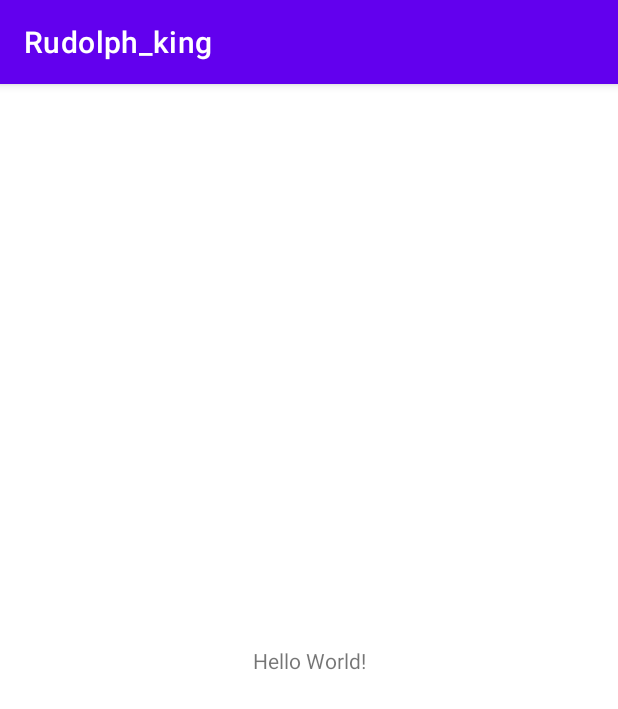
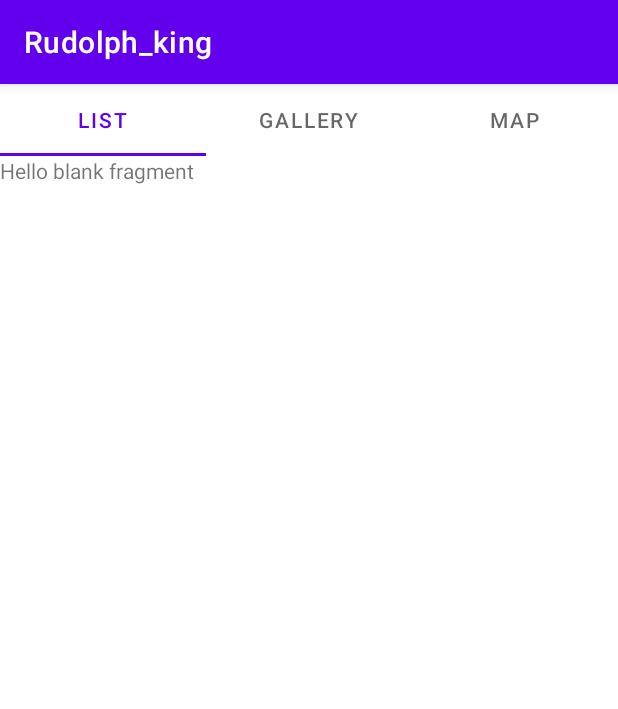
Before and after one commit to hyojaeKwon/cs496_week1, an Android app: the screen it shows after launch (MainActivity), on a phone screen of 412 x 824 dp. Shown: the top 709 px of the screen. Run offline under Robolectric (Android 15) with nearby library versions, the phone set to English and light mode, and no system bars.

Commit message:
[add] make tab

```diff
--- a/app/build.gradle
+++ b/app/build.gradle
@@ -32,6 +32,9 @@ dependencies {
     implementation 'androidx.appcompat:appcompat:1.4.0'
     implementation 'com.google.android.material:material:1.4.0'
     implementation 'androidx.constraintlayout:constraintlayout:2.1.2'
+    implementation 'com.android.support:design:28.0.0'
+    implementation 'com.android.support:design:28.0.0'
+    implementation 'androidx.legacy:legacy-support-v4:1.0.0'
     testImplementation 'junit:junit:4.+'
     androidTestImplementation 'androidx.test.ext:junit:1.1.3'
     androidTestImplementation 'androidx.test.espresso:espresso-core:3.4.0'
--- /dev/null
+++ b/app/src/main/java/com/example/rudolph_king/Fragment1.java
@@ -0,0 +1,64 @@
+package com.example.rudolph_king;
+
+import android.os.Bundle;
+
+import androidx.fragment.app.Fragment;
+
+import android.view.LayoutInflater;
+import android.view.View;
+import android.view.ViewGroup;
+
+/**
+ * A simple {@link Fragment} subclass.
+ * Use the {@link Fragment1#newInstance} factory method to
+ * create an instance of this fragment.
+ */
+public class Fragment1 extends Fragment {
+
+    // TODO: Rename parameter arguments, choose names that match
+    // the fragment initialization parameters, e.g. ARG_ITEM_NUMBER
+    private static final String ARG_PARAM1 = "param1";
+    private static final String ARG_PARAM2 = "param2";
+
+    // TODO: Rename and change types of parameters
+    private String mParam1;
+    private String mParam2;
+
+    public Fragment1() {
+        // Required empty public constructor
+    }
+
+    /**
+     * Use this factory method to create a new instance of
+     * this fragment using the provided parameters.
+     *
+     * @param param1 Parameter 1.
+     * @param param2 Parameter 2.
+     * @return A new instance of fragment Fragment1.
+     */
+    // TODO: Rename and change types and number of parameters
+    public static Fragment1 newInstance(String param1, String param2) {
+        Fragment1 fragment = new Fragment1();
+        Bundle args = new Bundle();
+        args.putString(ARG_PARAM1, param1);
+        args.putString(ARG_PARAM2, param2);
+        fragment.setArguments(args);
+        return fragment;
+    }
+
+    @Override
+    public void onCreate(Bundle savedInstanceState) {
+        super.onCreate(savedInstanceState);
+        if (getArguments() != null) {
+            mParam1 = getArguments().getString(ARG_PARAM1);
+            mParam2 = getArguments().getString(ARG_PARAM2);
+        }
+    }
+
+    @Override
+    public View onCreateView(LayoutInflater inflater, ViewGroup container,
+                             Bundle savedInstanceState) {
+        // Inflate the layout for this fragment
+        return inflater.inflate(R.layout.fragment_1, container, false);
+    }
+}
--- /dev/null
+++ b/app/src/main/java/com/example/rudolph_king/Fragment2.java
@@ -0,0 +1,64 @@
+package com.example.rudolph_king;
+
+import android.os.Bundle;
+
+import androidx.fragment.app.Fragment;
+
+import android.view.LayoutInflater;
+import android.view.View;
+import android.view.ViewGroup;
+
+/**
+ * A simple {@link Fragment} subclass.
+ * Use the {@link Fragment2#newInstance} factory method to
+ * create an instance of this fragment.
+ */
+public class Fragment2 extends Fragment {
+
+    // TODO: Rename parameter arguments, choose names that match
+    // the fragment initialization parameters, e.g. ARG_ITEM_NUMBER
+    private static final String ARG_PARAM1 = "param1";
+    private static final String ARG_PARAM2 = "param2";
+
+    // TODO: Rename and change types of parameters
+    private String mParam1;
+    private String mParam2;
+
+    public Fragment2() {
+        // Required empty public constructor
+    }
+
+    /**
+     * Use this factory method to create a new instance of
+     * this fragment using the provided parameters.
+     *
+     * @param param1 Parameter 1.
+     * @param param2 Parameter 2.
+     * @return A new instance of fragment Fragment2.
+     */
+    // TODO: Rename and change types and number of parameters
+    public static Fragment2 newInstance(String param1, String param2) {
+        Fragment2 fragment = new Fragment2();
+        Bundle args = new Bundle();
+        args.putString(ARG_PARAM1, param1);
+        args.putString(ARG_PARAM2, param2);
+        fragment.setArguments(args);
+        return fragment;
+    }
+
+    @Override
+    public void onCreate(Bundle savedInstanceState) {
+        super.onCreate(savedInstanceState);
+        if (getArguments() != null) {
+            mParam1 = getArguments().getString(ARG_PARAM1);
+            mParam2 = getArguments().getString(ARG_PARAM2);
+        }
+    }
+
+    @Override
+    public View onCreateView(LayoutInflater inflater, ViewGroup container,
+                             Bundle savedInstanceState) {
+        // Inflate the layout for this fragment
+        return inflater.inflate(R.layout.fragment_2, container, false);
+    }
+}
--- /dev/null
+++ b/app/src/main/java/com/example/rudolph_king/Fragment3.java
@@ -0,0 +1,64 @@
+package com.example.rudolph_king;
+
+import android.os.Bundle;
+
+import androidx.fragment.app.Fragment;
+
+import android.view.LayoutInflater;
+import android.view.View;
+import android.view.ViewGroup;
+
+/**
+ * A simple {@link Fragment} subclass.
+ * Use the {@link Fragment3#newInstance} factory method to
+ * create an instance of this fragment.
+ */
+public class Fragment3 extends Fragment {
+
+    // TODO: Rename parameter arguments, choose names that match
+    // the fragment initialization parameters, e.g. ARG_ITEM_NUMBER
+    private static final String ARG_PARAM1 = "param1";
+    private static final String ARG_PARAM2 = "param2";
+
+    // TODO: Rename and change types of parameters
+    private String mParam1;
+    private String mParam2;
+
+    public Fragment3() {
+        // Required empty public constructor
+    }
+
+    /**
+     * Use this factory method to create a new instance of
+     * this fragment using the provided parameters.
+     *
+     * @param param1 Parameter 1.
+     * @param param2 Parameter 2.
+     * @return A new instance of fragment Fragment3.
+     */
+    // TODO: Rename and change types and number of parameters
+    public static Fragment3 newInstance(String param1, String param2) {
+        Fragment3 fragment = new Fragment3();
+        Bundle args = new Bundle();
+        args.putString(ARG_PARAM1, param1);
+        args.putString(ARG_PARAM2, param2);
+        fragment.setArguments(args);
+        return fragment;
+    }
+
+    @Override
+    public void onCreate(Bundle savedInstanceState) {
+        super.onCreate(savedInstanceState);
+        if (getArguments() != null) {
+            mParam1 = getArguments().getString(ARG_PARAM1);
+            mParam2 = getArguments().getString(ARG_PARAM2);
+        }
+    }
+
+    @Override
+    public View onCreateView(LayoutInflater inflater, ViewGroup container,
+                             Bundle savedInstanceState) {
+        // Inflate the layout for this fragment
+        return inflater.inflate(R.layout.fragment_3, container, false);
+    }
+}
--- a/app/src/main/java/com/example/rudolph_king/MainActivity.java
+++ b/app/src/main/java/com/example/rudolph_king/MainActivity.java
@@ -1,14 +1,40 @@
 package com.example.rudolph_king;
 
 import androidx.appcompat.app.AppCompatActivity;
+import androidx.viewpager.widget.ViewPager;
 
 import android.os.Bundle;
 
+import androidx.viewpager.widget.ViewPager;
+
+import com.google.android.material.tabs.TabLayout;
+
+import java.util.ArrayList;
+
+
 public class MainActivity extends AppCompatActivity {
 
+
     @Override
-    protected void onCreate(Bundle savedInstanceState) {
+    protected void onCreate(Bundle savedInstanceState){
         super.onCreate(savedInstanceState);
         setContentView(R.layout.activity_main);
+
+        ViewPager vp = findViewById(R.id.viewpager);
+        VPAdapter adapter;
+        adapter = new VPAdapter(getSupportFragmentManager());
+        vp.setAdapter(adapter);
+
+        TabLayout tab = findViewById(R.id.tab);
+        tab.setupWithViewPager(vp);
+
+        ArrayList<Integer> images = new ArrayList<>();
+//        images.add(R.drawable);
+//        images.add(R.drawable.sea);
+//        images.add(R.drawable.set);
+//
+//        for(int i = 0 ; i < 3 ; i++){
+//            tab.getTabAt(i).setIcon(images.get(i));
+//        }
     }
 }
--- /dev/null
+++ b/app/src/main/java/com/example/rudolph_king/VPAdapter.java
@@ -0,0 +1,44 @@
+package com.example.rudolph_king;
+
+import androidx.annotation.NonNull;
+import androidx.annotation.Nullable;
+import androidx.fragment.app.Fragment;
+import androidx.fragment.app.FragmentManager;
+import androidx.fragment.app.FragmentPagerAdapter;
+
+import java.util.ArrayList;
+
+public class VPAdapter extends FragmentPagerAdapter {
+    private ArrayList<Fragment> items;
+    private ArrayList<String> itext = new ArrayList<String>();
+
+    public VPAdapter(@NonNull FragmentManager fm) {
+        super(fm);
+        items = new ArrayList<Fragment>();
+        items.add(new Fragment1());
+        items.add(new Fragment2());
+        items.add(new Fragment3());
+
+        itext.add("List");
+        itext.add("Gallery");
+        itext.add("Map");
+
+    }
+
+    @NonNull
+    @Override
+    public Fragment getItem(int position) {
+        return items.get(position);
+    }
+
+    @Override
+    public int getCount() {
+        return items.size();
+    }
+
+    @Nullable
+    @Override
+    public CharSequence getPageTitle(int position){
+        return itext.get(position);
+    }
+}
--- a/app/src/main/res/layout/activity_main.xml
+++ b/app/src/main/res/layout/activity_main.xml
@@ -1,18 +1,36 @@
 <?xml version="1.0" encoding="utf-8"?>
-<androidx.constraintlayout.widget.ConstraintLayout xmlns:android="http://schemas.android.com/apk/res/android"
-    xmlns:app="http://schemas.android.com/apk/res-auto"
+<LinearLayout xmlns:android="http://schemas.android.com/apk/res/android"
     xmlns:tools="http://schemas.android.com/tools"
     android:layout_width="match_parent"
     android:layout_height="match_parent"
-    tools:context=".MainActivity">
+    android:orientation="vertical">
 
-    <TextView
-        android:layout_width="wrap_content"
-        android:layout_height="wrap_content"
-        android:text="Hello World!"
-        app:layout_constraintBottom_toBottomOf="parent"
-        app:layout_constraintLeft_toLeftOf="parent"
-        app:layout_constraintRight_toRightOf="parent"
-        app:layout_constraintTop_toTopOf="parent" />
+    <com.google.android.material.tabs.TabLayout
+        android:id="@+id/tab"
+        android:layout_width="match_parent"
+        android:layout_height="wrap_content">
 
-</androidx.constraintlayout.widget.ConstraintLayout>
+        <com.google.android.material.tabs.TabItem
+            android:id="@+id/tab_Item1"
+            android:layout_width="wrap_content"
+            android:layout_height="wrap_content"
+            android:text="Tab1" />
+
+        <com.google.android.material.tabs.TabItem
+            android:id="@+id/tab_Item2"
+            android:layout_width="wrap_content"
+            android:layout_height="wrap_content"
+            android:text="Tab2" />
+
+        <com.google.android.material.tabs.TabItem
+            android:id="@+id/tab_Item3"
+            android:layout_width="wrap_content"
+            android:layout_height="wrap_content"
+            android:text="Tab3" />
+    </com.google.android.material.tabs.TabLayout>
+
+    <androidx.viewpager.widget.ViewPager
+        android:id="@+id/viewpager"
+        android:layout_width="match_parent"
+        android:layout_height="match_parent" />
+</LinearLayout>
--- /dev/null
+++ b/app/src/main/res/layout/fragment_1.xml
@@ -0,0 +1,14 @@
+<?xml version="1.0" encoding="utf-8"?>
+<FrameLayout xmlns:android="http://schemas.android.com/apk/res/android"
+    xmlns:tools="http://schemas.android.com/tools"
+    android:layout_width="match_parent"
+    android:layout_height="match_parent"
+    tools:context=".Fragment1">
+
+    <!-- TODO: Update blank fragment layout -->
+    <TextView
+        android:layout_width="match_parent"
+        android:layout_height="match_parent"
+        android:text="@string/hello_blank_fragment" />
+
+</FrameLayout>
--- a/app/src/main/res/values/strings.xml
+++ b/app/src/main/res/values/strings.xml
@@ -1,3 +1,5 @@
 <resources>
     <string name="app_name">Rudolph_king</string>
+    <!-- TODO: Remove or change this placeholder text -->
+    <string name="hello_blank_fragment">Hello blank fragment</string>
 </resources>
```
Also changed, not shown: app/src/main/res/layout/fragment_2.xml (added, +14 -0 lines), app/src/main/res/layout/fragment_3.xml (added, +14 -0 lines), 1 other file.
